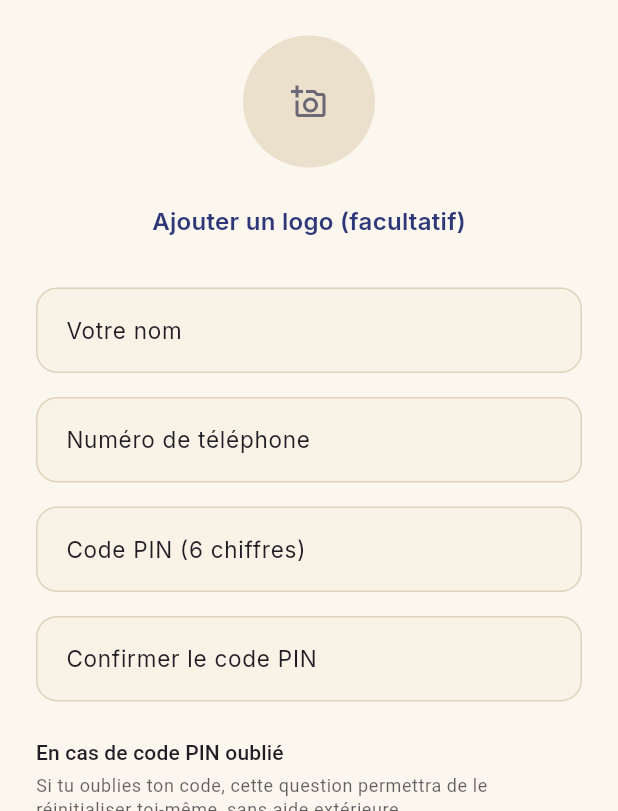
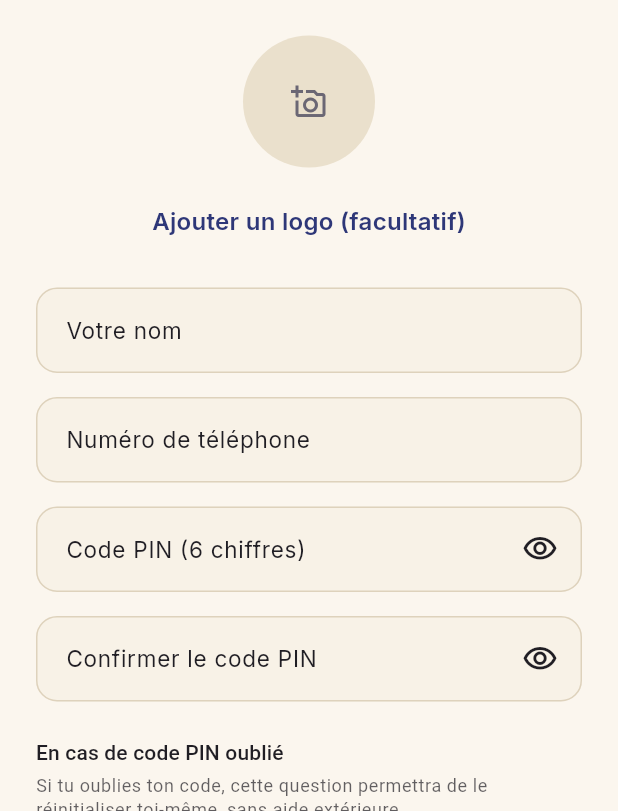
Before and after one commit to ouattaradanou-debug/forevercare-ai, a Flutter app: the screen it shows after launch, after a tap on "Se connecter", after a tap on "Créer un compte atelier", on a phone screen of 412 x 824 dp, the part 425-1236 px from its top. Run offline on Flutter 3.47's test engine with Material 3 defaults, Android fonts, the phone set to English and light mode, and no system bars; our stand-ins replace cached_network_image, connectivity_plus, drift, drift_flutter, flutter_image_compress, flutter_local_notifications and 7 more; missing offline and left inert: android_intent_plus; accounts and stored records are empty; generated files the repository leaves out were written again.

```diff
--- /dev/null
+++ b/lib/core/utils/identifiants_memorises.dart
@@ -0,0 +1,33 @@
+import 'package:shared_preferences/shared_preferences.dart';
+
+/// Mémorise localement le dernier numéro de téléphone et code PIN utilisés
+/// avec succès, pour préremplir l'écran de connexion — un tailleur n'a
+/// alors qu'à valider, sans ressaisir son code à chaque ouverture de
+/// l'application. Propre à cet appareil (pas de synchronisation), écrasé à
+/// chaque nouvelle connexion réussie (utile si plusieurs comptes se
+/// connectent tour à tour sur le même téléphone).
+class IdentifiantsMemorises {
+  IdentifiantsMemorises._();
+
+  static const String _cleTelephone = 'connexion_telephone_memorise';
+  static const String _clePin = 'connexion_pin_memorise';
+
+  static Future<void> enregistrer({
+    required String telephone,
+    required String pin,
+  }) async {
+    final SharedPreferences prefs = await SharedPreferences.getInstance();
+    await prefs.setString(_cleTelephone, telephone);
+    await prefs.setString(_clePin, pin);
+  }
+
+  /// Numéro de téléphone et code PIN mémorisés, ou `null` chacun si aucune
+  /// connexion réussie n'a encore eu lieu sur cet appareil.
+  static Future<({String? telephone, String? pin})> lire() async {
+    final SharedPreferences prefs = await SharedPreferences.getInstance();
+    return (
+      telephone: prefs.getString(_cleTelephone),
+      pin: prefs.getString(_clePin),
+    );
+  }
+}
--- a/lib/features/auth/presentation/pages/connexion_page.dart
+++ b/lib/features/auth/presentation/pages/connexion_page.dart
@@ -5,6 +5,7 @@ import 'package:go_router/go_router.dart';
 import 'package:supabase_flutter/supabase_flutter.dart';
 
 import '../../../../core/theme/app_dimens.dart';
+import '../../../../core/utils/identifiants_memorises.dart';
 import '../../../../core/utils/telephone_utils.dart';
 import '../providers/auth_providers.dart';
 import '../widgets/entete_auth.dart';
@@ -22,7 +23,25 @@ class _ConnexionPageState extends ConsumerState<ConnexionPage> {
   final TextEditingController _pinCtrl = TextEditingController();
 
   bool _enCours = false;
+  bool _pinVisible = false;
   String? _erreur;
+
+  @override
+  void initState() {
+    super.initState();
+    _preremplirIdentifiants();
+  }
+
+  Future<void> _preremplirIdentifiants() async {
+    final identifiants = await IdentifiantsMemorises.lire();
+    if (!mounted) return;
+    if (identifiants.telephone != null) {
+      _telephoneCtrl.text = identifiants.telephone!;
+    }
+    if (identifiants.pin != null) {
+      _pinCtrl.text = identifiants.pin!;
+    }
+  }
 
   @override
   void dispose() {
@@ -56,6 +75,11 @@ class _ConnexionPageState extends ConsumerState<ConnexionPage> {
           .read(recuperationCompteServiceProvider)
           .recupererDonneesCompte(id);
       debugPrint('[connexion] récupération OK, navigation vers /');
+
+      await IdentifiantsMemorises.enregistrer(
+        telephone: _telephoneCtrl.text,
+        pin: _pinCtrl.text,
+      );
 
       if (mounted) context.go('/');
     } on AuthException catch (e) {
@@ -109,14 +133,23 @@ class _ConnexionPageState extends ConsumerState<ConnexionPage> {
                       const SizedBox(height: AppSpacing.m),
                       TextFormField(
                         controller: _pinCtrl,
-                        obscureText: true,
+                        obscureText: !_pinVisible,
                         keyboardType: TextInputType.number,
                         inputFormatters: [
                           FilteringTextInputFormatter.digitsOnly,
                           LengthLimitingTextInputFormatter(6),
                         ],
-                        decoration: const InputDecoration(
+                        decoration: InputDecoration(
                           labelText: 'Code PIN (6 chiffres)',
+                          suffixIcon: IconButton(
+                            icon: Icon(
+                              _pinVisible
+                                  ? Icons.visibility_off_outlined
+                                  : Icons.visibility_outlined,
+                            ),
+                            onPressed: () =>
+                                setState(() => _pinVisible = !_pinVisible),
+                          ),
                         ),
                         validator: (valeur) {
                           if (valeur == null || valeur.length != 6) {
--- a/lib/features/auth/presentation/pages/creation_compte_page.dart
+++ b/lib/features/auth/presentation/pages/creation_compte_page.dart
@@ -9,6 +9,7 @@ import 'package:supabase_flutter/supabase_flutter.dart';
 
 import '../../../../core/theme/app_colors.dart';
 import '../../../../core/theme/app_dimens.dart';
+import '../../../../core/utils/identifiants_memorises.dart';
 import '../../../../core/utils/telephone_utils.dart';
 import '../../../../shared/widgets/selecteur_photo.dart';
 import '../providers/auth_providers.dart';
@@ -34,6 +35,8 @@ class _CreationComptePageState extends ConsumerState<CreationComptePage> {
 
   XFile? _logoChoisi;
   bool _enCours = false;
+  bool _pinVisible = false;
+  bool _pinConfirmationVisible = false;
   String? _erreur;
 
   @override
@@ -164,6 +167,11 @@ class _CreationComptePageState extends ConsumerState<CreationComptePage> {
         debugPrint('[creation-compte] 6/6 ÉCHEC (non bloquant) : $e');
       }
 
+      await IdentifiantsMemorises.enregistrer(
+        telephone: _telephoneCtrl.text,
+        pin: _pinCtrl.text,
+      );
+
       debugPrint('[creation-compte] navigation vers /');
       if (mounted) context.go('/');
     } on AuthException catch (e) {
@@ -275,14 +283,23 @@ class _CreationComptePageState extends ConsumerState<CreationComptePage> {
                       const SizedBox(height: AppSpacing.m),
                       TextFormField(
                         controller: _pinCtrl,
-                        obscureText: true,
+                        obscureText: !_pinVisible,
                         keyboardType: TextInputType.number,
                         inputFormatters: [
                           FilteringTextInputFormatter.digitsOnly,
                           LengthLimitingTextInputFormatter(6),
                         ],
-                        decoration: const InputDecoration(
+                        decoration: InputDecoration(
                           labelText: 'Code PIN (6 chiffres)',
+                          suffixIcon: IconButton(
+                            icon: Icon(
+                              _pinVisible
+                                  ? Icons.visibility_off_outlined
+                                  : Icons.visibility_outlined,
+                            ),
+                            onPressed: () =>
+                                setState(() => _pinVisible = !_pinVisible),
+                          ),
                         ),
                         validator: (v) => (v == null || v.length != 6)
                             ? 'Le code PIN doit contenir 6 chiffres'
@@ -291,14 +308,25 @@ class _CreationComptePageState extends ConsumerState<CreationComptePage> {
                       const SizedBox(height: AppSpacing.m),
                       TextFormField(
                         controller: _pinConfirmationCtrl,
-                        obscureText: true,
+                        obscureText: !_pinConfirmationVisible,
                         keyboardType: TextInputType.number,
                         inputFormatters: [
                           FilteringTextInputFormatter.digitsOnly,
                           LengthLimitingTextInputFormatter(6),
                         ],
-                        decoration: const InputDecoration(
+                        decoration: InputDecoration(
                           labelText: 'Confirmer le code PIN',
+                          suffixIcon: IconButton(
+                            icon: Icon(
+                              _pinConfirmationVisible
+                                  ? Icons.visibility_off_outlined
+                                  : Icons.visibility_outlined,
+                            ),
+                            onPressed: () => setState(
+                              () => _pinConfirmationVisible =
+                                  !_pinConfirmationVisible,
+                            ),
+                          ),
                         ),
                         validator: (v) => (v == null || v.length != 6)
                             ? 'Confirme ton code PIN'
```
Also changed, not shown: lib/features/auth/presentation/pages/code_oublie_page.dart (+32 -4 lines), 2 other files.
